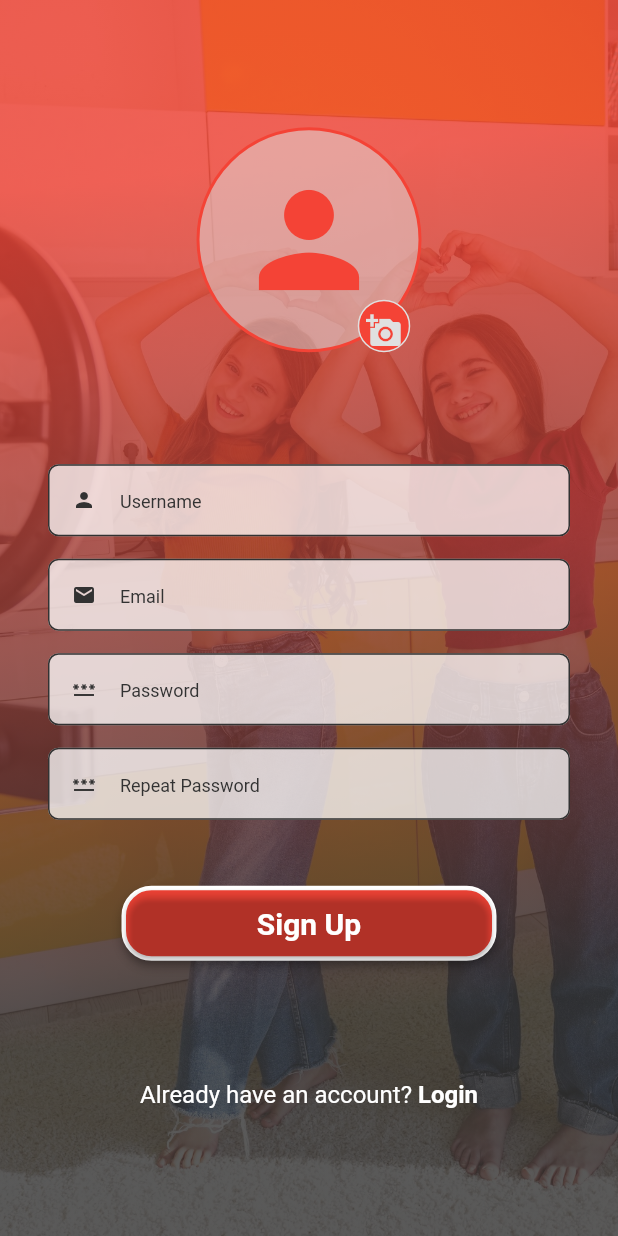
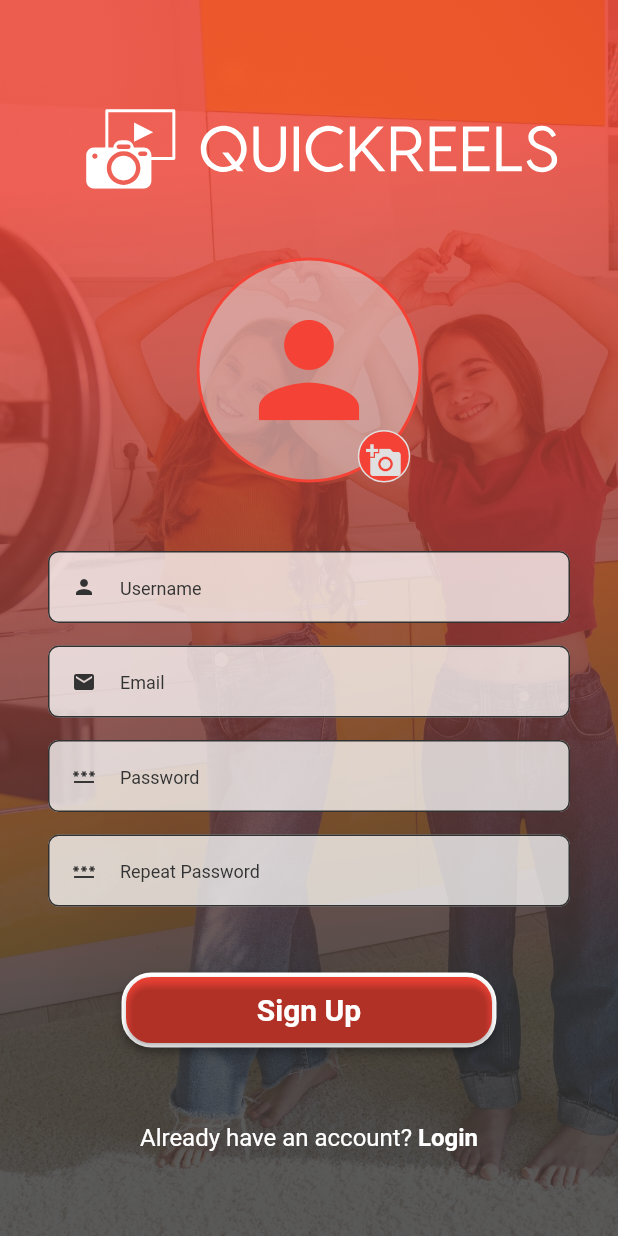
Before and after one commit to sergio11/quick_reels_flutter, a Flutter app: the OnBoardingScreen screen opened by its route, after a tap on "Sign Up", on a phone screen of 412 x 824 dp. Run offline on Flutter 3.47's test engine with Material 2 defaults, Android fonts, the phone set to English and light mode, and no system bars; our stand-ins replace awesome_snackbar_content, cached_network_image, carousel_slider, cloud_firestore, equatable, firebase_auth and 9 more; missing offline and left inert: flutter_floating_bottom_bar; accounts and stored records are empty; generated files the repository leaves out were written again.

Commit message:
Implement several improvements in SignUp screen

```diff
--- a/lib/app/core/base/base_view.dart
+++ b/lib/app/core/base/base_view.dart
@@ -41,7 +41,7 @@ abstract class BaseView<Controller extends BaseController, UIState>
   }
 
   Widget annotatedRegion(BuildContext context, UIState uiData) {
-    if(immersiveMode()) {
+    if (immersiveMode()) {
       disableSystemUI();
     } else {
       enableSystemUI();
@@ -60,7 +60,13 @@ abstract class BaseView<Controller extends BaseController, UIState>
   }
 
   Widget pageScaffold(BuildContext context, UIState uiData) {
-    return Scaffold(
+    return WillPopScope(
+        onWillPop: () async {
+          Get.back();
+          print("MoveToBackground 1");
+          return false;
+        },
+        child: Scaffold(
           //sets ios status bar color
           backgroundColor: pageBackgroundColor(),
           key: globalKey,
@@ -69,7 +75,7 @@ abstract class BaseView<Controller extends BaseController, UIState>
           body: pageContent(context, uiData),
           bottomNavigationBar: bottomNavigationBar(),
           drawer: drawer(),
-    );
+        ));
   }
 
   Widget pageContent(BuildContext context, UIState uiData) {
--- a/lib/app/features/onboarding/onboarding_screen.dart
+++ b/lib/app/features/onboarding/onboarding_screen.dart
@@ -1,6 +1,7 @@
 import 'package:carousel_slider/carousel_slider.dart';
 import 'package:flutter/material.dart';
 import 'package:flutter_svg/flutter_svg.dart';
+import 'package:quickreels/app/core/utils/utils.dart';
 import 'package:quickreels/app/core/values/app_colors.dart';
 import 'package:quickreels/app/core/widget/common_button.dart';
 import 'package:quickreels/app/core/widget/common_onboarding_container.dart';
@@ -25,6 +26,7 @@ class _OnBoardingScreenState extends State<OnBoardingScreen> {
   @override
   void initState() {
     super.initState();
+    disableSystemUI();
     _videoController =
         VideoPlayerController.asset("assets/videos/onboarding_video.mp4")
           ..initialize().then((_) {
--- a/lib/app/features/signup/model/signup_ui_data.dart
+++ b/lib/app/features/signup/model/signup_ui_data.dart
@@ -1,4 +1,5 @@
 import 'dart:io';
+import 'dart:typed_data';
 
 import 'package:freezed_annotation/freezed_annotation.dart';
 
@@ -7,6 +8,7 @@ part 'signup_ui_data.freezed.dart';
 @freezed
 class SignUpUiData with _$SignUpUiData {
   const factory SignUpUiData({
-    final File? pickedImage
+    final File? pickedImage,
+    final Uint8List? pickedImageData
   }) = _SignUpUiData;
 }
--- a/lib/app/features/signup/views/signup_screen.dart
+++ b/lib/app/features/signup/views/signup_screen.dart
@@ -1,4 +1,5 @@
 import 'package:flutter/material.dart';
+import 'package:flutter_svg/flutter_svg.dart';
 import 'package:quickreels/app/core/base/base_view.dart';
 import 'package:quickreels/app/core/utils/textfield_validation.dart';
 import 'package:quickreels/app/core/values/app_colors.dart';
@@ -10,34 +11,31 @@ import 'package:quickreels/app/features/signup/controllers/signup_controller.dar
 import 'package:quickreels/app/features/signup/model/signup_ui_data.dart';
 
 class SignupScreen extends BaseView<SignupController, SignUpUiData> {
-
   final _formKey = GlobalKey<FormState>();
   final TextEditingController _usernameController = TextEditingController();
   final TextEditingController _emailController = TextEditingController();
   final TextEditingController _passwordController = TextEditingController();
   final TextEditingController _repeatPasswordController =
-  TextEditingController();
+      TextEditingController();
 
   final VoidCallback onGoToSignIn;
 
-  SignupScreen({ required this.onGoToSignIn });
-
-  @override
-  PreferredSizeWidget? appBar(BuildContext context) {
-   return null;
-  }
+  SignupScreen({required this.onGoToSignIn});
 
   @override
   bool immersiveMode() => true;
 
   void onSignUpUser() async {
-    if (_formKey.currentState?.validate() == true) {}
+    if (_formKey.currentState?.validate() == true) {
+      controller.registerUser(_usernameController.text, _emailController.text,
+          _passwordController.text, _repeatPasswordController.text);
+    }
   }
 
   @override
   Widget body(BuildContext context, SignUpUiData uiData) {
     return Stack(
-      children: _buildScreenStack(context),
+      children: _buildScreenStack(context, uiData),
     );
   }
 
@@ -52,29 +50,37 @@ class SignupScreen extends BaseView<SignupController, SignUpUiData> {
     );
   }
 
-  List<Widget> _buildScreenStack(BuildContext context) {
+  List<Widget> _buildScreenStack(BuildContext context, SignUpUiData uiData) {
     final screenStack = [
       _buildScreenBackground(),
-      _buildScreenContent(context)
+      _buildScreenContent(context, uiData)
     ];
     return screenStack;
   }
 
-  Widget _buildScreenContent(BuildContext context) {
+  Widget _buildScreenContent(BuildContext context, SignUpUiData uiData) {
     return CommonOnBoardingContainer(
       children: [
-        _buildAvatarInput(),
+        _buildMainLogo(),
+        _buildAvatarInput(uiData),
         _buildSignUpForm(),
         _buildNotAccountRow(context)
       ],
     );
   }
 
+  Widget _buildMainLogo() {
+    return SvgPicture.asset(
+      'assets/images/main_logo.svg',
+      color: AppColors.colorWhite,
+      height: 70,
+    );
+  }
 
-  Widget _buildAvatarInput() {
+  Widget _buildAvatarInput(SignUpUiData uiData) {
     return AvatarInputSelector(
-      onPickUpImageFromGallery: () {},
-      avatarImageData: null,
+      onPickUpImageFromGallery: () => controller.pickImage(),
+      avatarImageData: uiData.pickedImageData,
     );
   }
 
@@ -102,7 +108,7 @@ class SignupScreen extends BaseView<SignupController, SignUpUiData> {
         icon: const Icon(Icons.person, size: 16),
         textInputType: TextInputType.text,
         onValidate: (value) =>
-        value != null && value.isNotEmpty && value.isValidName(),
+            value != null && value.isNotEmpty && value.isValidName(),
         errorText: "Invalid username",
         textEditingController: _usernameController);
   }
@@ -114,7 +120,7 @@ class SignupScreen extends BaseView<SignupController, SignUpUiData> {
       textInputType: TextInputType.emailAddress,
       textEditingController: _emailController,
       onValidate: (value) =>
-      value != null && value.isNotEmpty && value.isValidEmail(),
+          value != null && value.isNotEmpty && value.isValidEmail(),
       errorText: "Invalid email",
     );
   }
@@ -126,7 +132,7 @@ class SignupScreen extends BaseView<SignupController, SignUpUiData> {
       textInputType: TextInputType.text,
       textEditingController: _passwordController,
       onValidate: (value) =>
-      value != null && value.isNotEmpty && value.isValidPassword(),
+          value != null && value.isNotEmpty && value.isValidPassword(),
       errorText: "Invalid password",
       isPass: true,
     );
@@ -139,7 +145,9 @@ class SignupScreen extends BaseView<SignupController, SignUpUiData> {
       textInputType: TextInputType.text,
       textEditingController: _repeatPasswordController,
       onValidate: (value) =>
-      value != null && value.isNotEmpty && _passwordController.value.text == value,
+          value != null &&
+          value.isNotEmpty &&
+          _passwordController.value.text == value,
       errorText: "Password not match",
       isPass: true,
     );
@@ -169,10 +177,8 @@ class SignupScreen extends BaseView<SignupController, SignUpUiData> {
           onTap: onGoToSignIn,
           child: Text(
             'Login',
-            style: Theme.of(context)
-                .textTheme
-                .titleMedium
-                ?.copyWith(color: AppColors.colorWhite, fontWeight: FontWeight.bold),
+            style: Theme.of(context).textTheme.titleMedium?.copyWith(
+                color: AppColors.colorWhite, fontWeight: FontWeight.bold),
           ),
         ),
       ],
--- a/lib/app/routes/app_pages.dart
+++ b/lib/app/routes/app_pages.dart
@@ -1,3 +1,4 @@
+import 'package:flutter/animation.dart';
 import 'package:get/get.dart';
 import 'package:quickreels/app/features/home/views/home_screen.dart';
 import 'package:quickreels/app/features/onboarding/onboarding_screen.dart';
@@ -15,24 +16,28 @@ class AppPages {
 
   static final routes = [
     GetPage(
-      name: _Paths.ONBOARDING,
-      page: () => OnBoardingScreen(
-          onSignInPressed: () => Get.offAllNamed(Routes.SIGN_IN),
-          onSignUpPressed: () => Get.offAllNamed(Routes.SIGN_UP)
-      )
-    ),
+        name: _Paths.ONBOARDING,
+        page: () => OnBoardingScreen(
+            onSignInPressed: () => Get.toNamed(Routes.SIGN_IN),
+            onSignUpPressed: () => Get.toNamed(Routes.SIGN_UP))),
     GetPage(
-      name: _Paths.SIGN_IN,
-      page: () => SignInScreen(
-          onSignInSuccess: () => Get.offAllNamed(Routes.SIGN_UP),
-          onGoToSignUp: () => Get.offAllNamed(Routes.SIGN_UP)
-      ),
-      binding: SignInBinding(),
-    ),
+        name: _Paths.SIGN_IN,
+        page: () => SignInScreen(
+            onSignInSuccess: () => Get.offAllNamed(Routes.HOME),
+            onGoToSignUp: () => Get.toNamed(Routes.SIGN_UP)),
+        binding: SignInBinding(),
+        transition: Transition.rightToLeft,
+        curve: Curves.easeInOut,
+        transitionDuration: const Duration(milliseconds: 500)),
     GetPage(
       name: _Paths.SIGN_UP,
-      page: () => SignupScreen(onGoToSignIn: () => Get.offAllNamed(Routes.SIGN_IN),),
+      page: () => SignupScreen(
+        onGoToSignIn: () => Get.offNamed(Routes.SIGN_IN),
+      ),
       binding: SignupBinding(),
+      transition: Transition.rightToLeft,
+      curve: Curves.easeInOut,
+      transitionDuration: const Duration(milliseconds: 500),
     ),
     GetPage(
       name: _Paths.HOME,
--- a/pubspec.yaml
+++ b/pubspec.yaml
@@ -40,7 +40,7 @@ dependencies:
   flutter_localizations:
     sdk: flutter
   intl: ^0.18.0
-  get: ^4.6.5
+  get: 4.6.5
   image_picker: ^1.0.1
   timeago: ^3.5.0
   equatable: ^2.0.5
```
Also changed, not shown: lib/app/features/signup/controllers/signup_controller.dart (+12 -22 lines), lib/app/features/signup/model/signup_ui_data.freezed.dart. Lines whose indentation alone changed are shown as unchanged.
